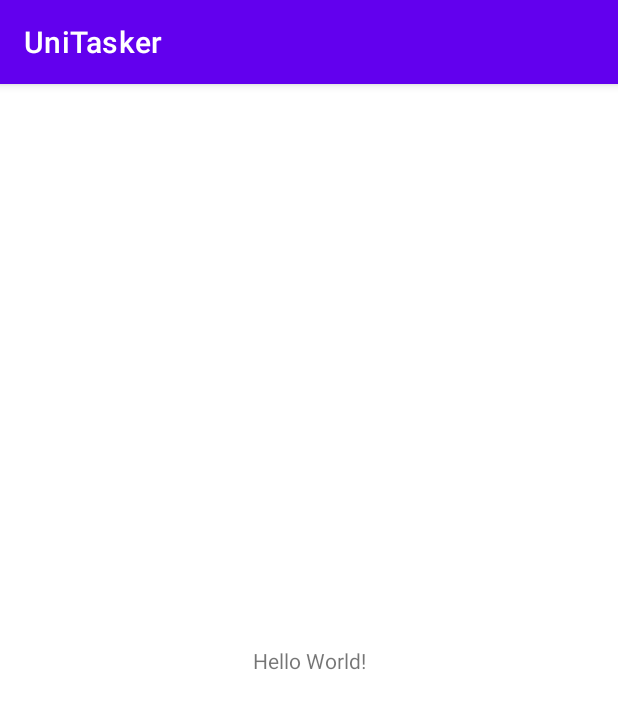
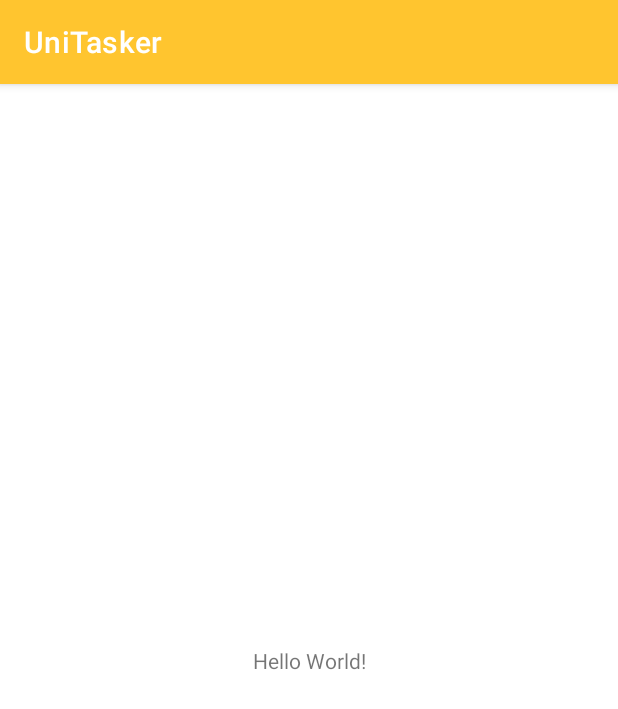
Before and after one commit to dfontalv20/UniTasker, an Android app: the screen it shows after launch (MainActivity), on a phone screen of 412 x 824 dp. Shown: the top 709 px of the screen. Run offline under Robolectric (Android 15) with nearby library versions, the phone set to English and light mode, and no system bars.

Commit message:
feat: Theme colors and typography

```diff
--- a/app/build.gradle
+++ b/app/build.gradle
@@ -9,7 +9,7 @@ android {
 
     defaultConfig {
         applicationId "com.example.unitasker"
-        minSdk 24
+        minSdk 26
         targetSdk 33
         versionCode 1
         versionName "1.0"
--- a/app/src/main/res/values/colors.xml
+++ b/app/src/main/res/values/colors.xml
@@ -1,10 +1,7 @@
 <?xml version="1.0" encoding="utf-8"?>
 <resources>
-    <color name="purple_200">#FFBB86FC</color>
-    <color name="purple_500">#FF6200EE</color>
-    <color name="purple_700">#FF3700B3</color>
-    <color name="teal_200">#FF03DAC5</color>
-    <color name="teal_700">#FF018786</color>
-    <color name="black">#FF000000</color>
-    <color name="white">#FFFFFFFF</color>
+    <color name="primary">#FFC52F</color>
+    <color name="secondary">#828282</color>
+    <color name="light">#FFFFFF</color>
+    <color name="black">#1C1C1C</color>
 </resources>
--- a/app/src/main/res/values/themes.xml
+++ b/app/src/main/res/values/themes.xml
@@ -1,16 +1,10 @@
 <resources xmlns:tools="http://schemas.android.com/tools">
     <!-- Base application theme. -->
     <style name="Theme.UniTasker" parent="Theme.MaterialComponents.DayNight.DarkActionBar">
-        <!-- Primary brand color. -->
-        <item name="colorPrimary">@color/purple_500</item>
-        <item name="colorPrimaryVariant">@color/purple_700</item>
-        <item name="colorOnPrimary">@color/white</item>
-        <!-- Secondary brand color. -->
-        <item name="colorSecondary">@color/teal_200</item>
-        <item name="colorSecondaryVariant">@color/teal_700</item>
-        <item name="colorOnSecondary">@color/black</item>
-        <!-- Status bar color. -->
+        <item name="colorPrimary">@color/primary</item>
+        <item name="colorSecondary">@color/secondary</item>
+        <item name="colorLight">@color/light</item>
+        <item name="colorBlack">@color/black</item>
         <item name="android:statusBarColor">?attr/colorPrimaryVariant</item>
-        <!-- Customize your theme here. -->
     </style>
 </resources>
```
Also changed, not shown: app/src/main/res/drawable/ic_arrow_left.xml (added, +13 -0 lines), app/src/main/res/drawable/ic_arrow_right.xml (added, +13 -0 lines), app/src/main/res/drawable/time.xml (added, +34 -0 lines), app/src/main/res/font/comfortaa.xml (added, +23 -0 lines), app/src/main/res/values/typhography.xml (added, +27 -0 lines), app/src/main/res/font/comfortaa_bold.ttf (added), app/src/main/res/font/comfortaa_light.ttf (added), app/src/main/res/font/comfortaa_medium.ttf (added), app/src/main/res/font/comfortaa_regular.ttf (added), app/src/main/res/font/comfortaa_semibold.ttf (added).
